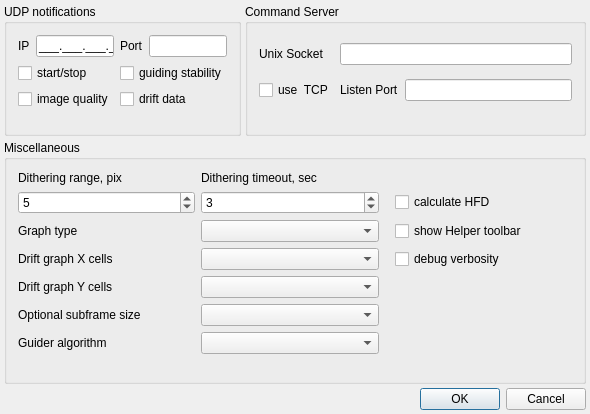
rumengb/lin_guider, file lin_guider/ui/settings.ui: the form before one commit.
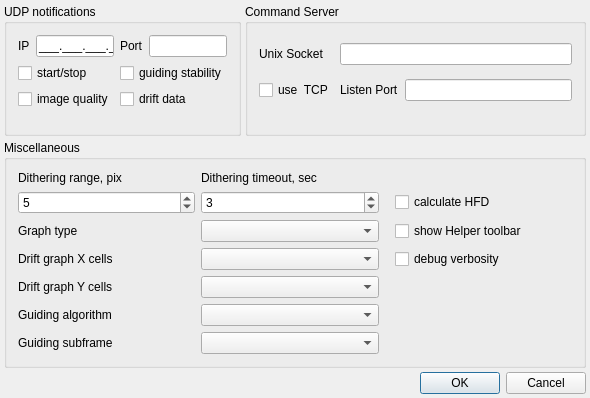
The form after the commit.

Patch:
```diff
--- a/lin_guider/ui/settings.ui
+++ b/lin_guider/ui/settings.ui
@@ -7,7 +7,7 @@
     <x>0</x>
     <y>0</y>
     <width>590</width>
-    <height>414</height>
+    <height>396</height>
    </rect>
   </property>
   <property name="minimumSize">
@@ -348,25 +348,25 @@
         </property>
        </widget>
       </item>
-      <item row="15" column="0">
+      <item row="16" column="0">
        <widget class="QLabel" name="label_5">
         <property name="text">
-         <string>Optional subframe size</string>
+         <string>Guiding subframe</string>
+        </property>
+       </widget>
+      </item>
+      <item row="15" column="0">
+       <widget class="QLabel" name="label">
+        <property name="text">
+         <string>Guiding algorithm</string>
         </property>
        </widget>
       </item>
       <item row="15" column="2">
-       <widget class="QComboBox" name="comboBox_OSFSize"/>
-      </item>
-      <item row="16" column="2">
        <widget class="QComboBox" name="comboBox_GuiderAlgorithm"/>
       </item>
-      <item row="16" column="0">
-       <widget class="QLabel" name="label">
-        <property name="text">
-         <string>Guider algorithm</string>
-        </property>
-       </widget>
+      <item row="16" column="2">
+       <widget class="QComboBox" name="comboBox_OSFSize"/>
       </item>
      </layout>
     </widget>
```
Left out of the diff: 29 changed lines with no effect on the pictures.
